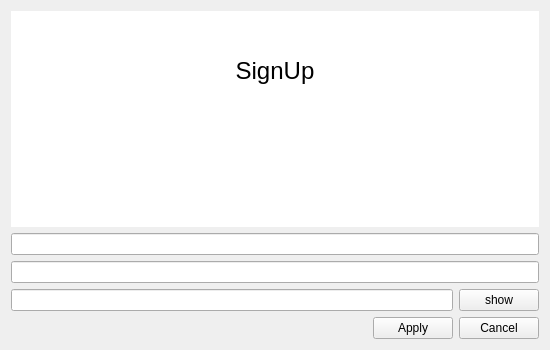
Qt form Registration/registration.ui (SirMel0n/QT-Desktop-Messenger) before a commit.
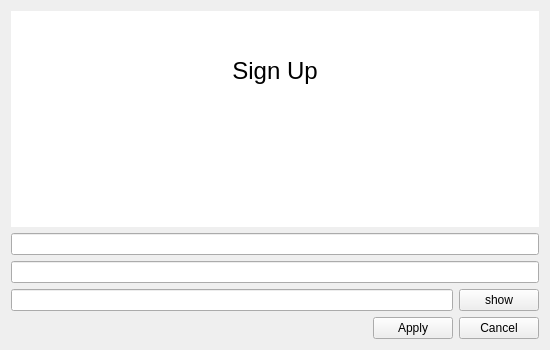
The same form after that commit.

Patch:
```diff
--- a/Registration/registration.ui
+++ b/Registration/registration.ui
@@ -38,7 +38,7 @@
 &lt;/style&gt;&lt;/head&gt;&lt;body style=&quot; font-family:'Segoe UI'; font-size:9pt; font-weight:400; font-style:normal;&quot;&gt;
 &lt;p align=&quot;center&quot; style=&quot;-qt-paragraph-type:empty; margin-top:0px; margin-bottom:0px; margin-left:0px; margin-right:0px; -qt-block-indent:0; text-indent:0px;&quot;&gt;&lt;br /&gt;&lt;/p&gt;
 &lt;p align=&quot;center&quot; style=&quot;-qt-paragraph-type:empty; margin-top:0px; margin-bottom:0px; margin-left:0px; margin-right:0px; -qt-block-indent:0; text-indent:0px; font-size:18pt;&quot;&gt;&lt;br /&gt;&lt;/p&gt;
-&lt;p align=&quot;center&quot; style=&quot; margin-top:0px; margin-bottom:0px; margin-left:0px; margin-right:0px; -qt-block-indent:0; text-indent:0px;&quot;&gt;&lt;span style=&quot; font-size:18pt;&quot;&gt;SignUp&lt;/span&gt;&lt;/p&gt;&lt;/body&gt;&lt;/html&gt;</string>
+&lt;p align=&quot;center&quot; style=&quot; margin-top:0px; margin-bottom:0px; margin-left:0px; margin-right:0px; -qt-block-indent:0; text-indent:0px;&quot;&gt;&lt;span style=&quot; font-size:18pt;&quot;&gt;Sign Up&lt;/span&gt;&lt;/p&gt;&lt;/body&gt;&lt;/html&gt;</string>
      </property>
     </widget>
    </item>
```
Left out of the diff: 6 changed lines with no effect on the pictures.
